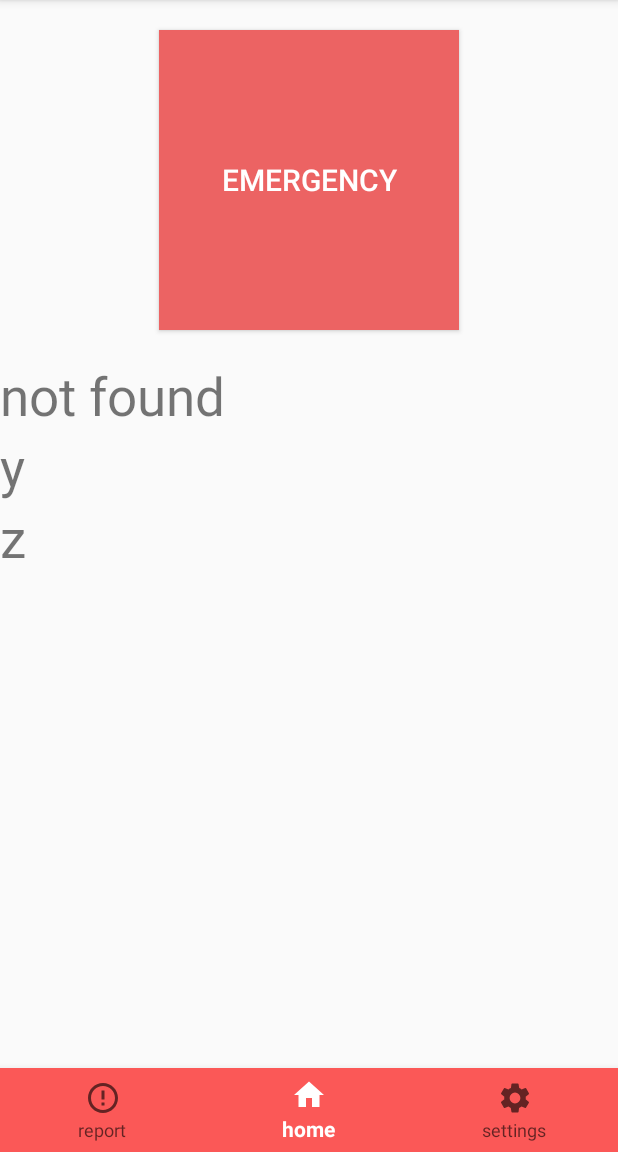
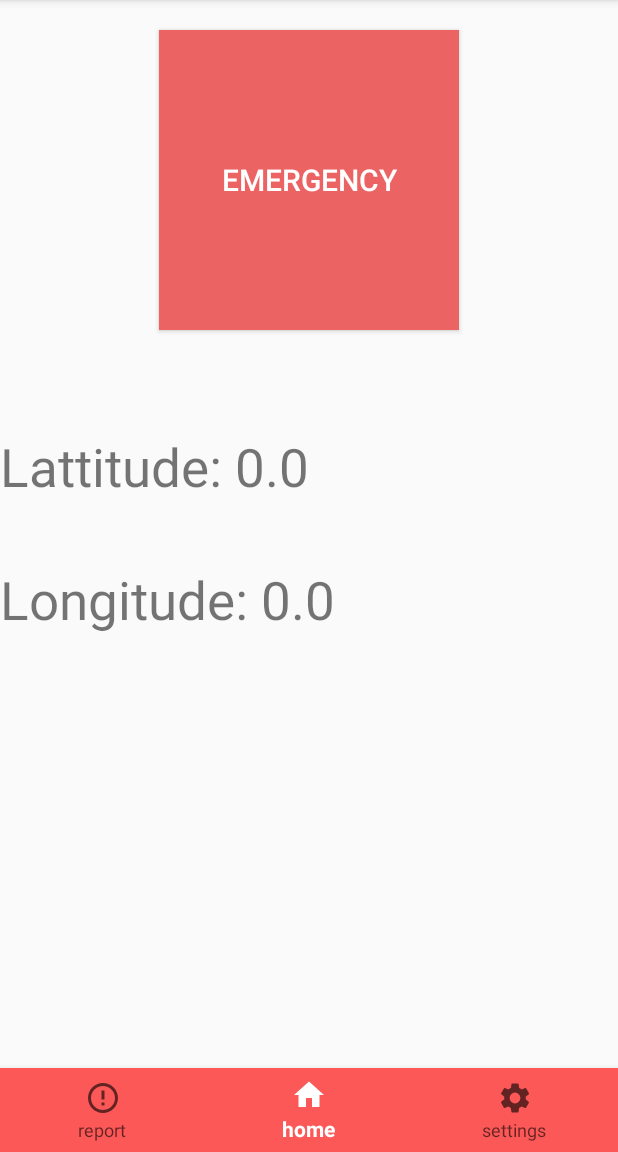
Before and after one commit to Farhad-Uz-Zaman/womanSafetyApp, an Android app: the home screen opened directly, with no data from a screen before it, on a phone screen of 412 x 824 dp, the part 84-1236 px from its top. Run offline under Robolectric (Android 15) with nearby library versions, the phone set to English and light mode, and no system bars; our stand-ins replace Firebase (no records; nobody signed in at launch, a user with empty details on screens opened directly); 2 statements that could not run were skipped.

Commit message:
Latittude+Longitude

```diff
--- a/app/src/main/AndroidManifest.xml
+++ b/app/src/main/AndroidManifest.xml
@@ -8,6 +8,8 @@
     <uses-permission android:name="android.permission.WRITE_EXTERNAL_STORAGE"/>
     <uses-permission android:name="android.permission.READ_EXTERNAL_STORAGE"/>
     <uses-permission android:name="android.permission.FLASHLIGHT" />
+    <uses-permission android:name="android.permission.ACCESS_FINE_LOCATION"/>
+    <uses-permission android:name="android.permission.ACCESS_COARSE_LOCATION"/>
 
     <uses-feature
         android:name="android.hardware.camera"
--- a/app/src/main/java/com/example/womansafetyapp/home.java
+++ b/app/src/main/java/com/example/womansafetyapp/home.java
@@ -1,6 +1,7 @@
 package com.example.womansafetyapp;
 
 import android.Manifest;
+import android.annotation.SuppressLint;
 import android.app.AlertDialog;
 import android.content.Context;
 import android.content.Intent;
@@ -11,6 +12,9 @@ import android.hardware.SensorEventListener;
 import android.hardware.SensorManager;
 import android.hardware.camera2.CameraAccessException;
 import android.hardware.camera2.CameraManager;
+import android.location.Location;
+import android.location.LocationListener;
+import android.location.LocationManager;
 import android.media.MediaPlayer;
 import android.media.MediaRecorder;
 import android.os.Build;
@@ -49,26 +53,27 @@ import java.util.Date;
 /**
  * A simple {@link Fragment} subclass.
  */
-public class home extends Fragment implements SensorEventListener {
+public class home extends Fragment implements SensorEventListener, LocationListener {
 
     private static final String tag = "home";
-    TextView xval,yval,zval;
+    TextView xval, yval, zval;
     private SensorManager sensorManager;
     private Sensor accel;
-    private boolean accelAvail , isitnotfirsttime = false;
+    private boolean accelAvail, isitnotfirsttime = false;
 
-    private float xcurrent,ycurrent,zcurrent;
-    private float xlast,ylast,zlast;
-    private float xDiff,yDiff,zDiff;
+    private float xcurrent, ycurrent, zcurrent;
+    private float xlast, ylast, zlast;
+    private float xDiff, yDiff, zDiff;
     private float threshold = 9.66f;
-    int state=0;
+    int state = 0;
     private Vibrator vibrates;
     private DatabaseReference ref;
-    String contact="+8801973376517";
-    String msg="Safety app test";
+    String contact = "+8801973376517";
     String email;
+    double lattitude, longitude;
+    String msg = "I am in danger.Latitude: "+Double.toString(lattitude)+" Longitude: "+Double.toString(longitude);
 
-
+    LocationManager locationManager;
 
 
     private MediaRecorder record;
@@ -79,7 +84,7 @@ public class home extends Fragment implements SensorEventListener {
             Manifest.permission.WRITE_EXTERNAL_STORAGE
     };
 
-    private float accellast,accelval,shake;
+    private float accellast, accelval, shake;
     private Button emergency;
     View view;
 
@@ -105,11 +110,22 @@ public class home extends Fragment implements SensorEventListener {
     public View onCreateView(LayoutInflater inflater, ViewGroup container,
                              Bundle savedInstanceState) {
         // Inflate the layout for this fragment
-        View view =  inflater.inflate(R.layout.fragment_home, container, false);
-        emergency=(Button)view.findViewById(R.id.emergencyButton);
+
+        View view = inflater.inflate(R.layout.fragment_home, container, false);
+        emergency = (Button) view.findViewById(R.id.emergencyButton);
         xval = (TextView) view.findViewById(R.id.xValue);
         yval = (TextView) view.findViewById(R.id.yValue);
         zval = (TextView) view.findViewById(R.id.zValue);
+          locationManager = (LocationManager) getActivity().getSystemService(Context.LOCATION_SERVICE);
+
+
+
+        @SuppressLint("MissingPermission") Location location = locationManager.getLastKnownLocation(locationManager.NETWORK_PROVIDER);
+       onLocationChanged(location);
+
+
+
+
 
         ref= FirebaseDatabase.getInstance().getReference().child("Contacts");
 
@@ -138,7 +154,7 @@ public class home extends Fragment implements SensorEventListener {
             accelAvail = true;
         }
         else {
-            xval.setText("not found");
+           // xval.setText("not found");
             accelAvail = false;
         }
 
@@ -273,9 +289,9 @@ public class home extends Fragment implements SensorEventListener {
     public void onSensorChanged(SensorEvent event) {
         // MediaPlayer mm = MediaPlayer.create(this, R.raw.buzzer);
 
-        xval.setText("X : " +event.values[0]);
-        yval.setText("Y : " +event.values[1]);
-        zval.setText("Z : " +event.values[2]);
+       // xval.setText("X : " +event.values[0]);
+      // yval.setText("Y : " +event.values[1]);
+      // zval.setText("Z : " +event.values[2]);
 
         xcurrent = event.values[0];
         ycurrent = event.values[1];
@@ -363,4 +379,28 @@ public class home extends Fragment implements SensorEventListener {
     }
 
 
+    @Override
+    public void onLocationChanged(Location location) {
+         longitude=location.getLongitude();
+         lattitude=location.getLatitude();
+       zval.setText("Longitude: "+longitude+"\n") ;
+        yval.setText("Lattitude: "+lattitude+"\n") ;
+
+
+    }
+
+    @Override
+    public void onStatusChanged(String provider, int status, Bundle extras) {
+
+    }
+
+    @Override
+    public void onProviderEnabled(String provider) {
+
+    }
+
+    @Override
+    public void onProviderDisabled(String provider) {
+
+    }
 }
--- a/app/src/main/res/layout/fragment_home.xml
+++ b/app/src/main/res/layout/fragment_home.xml
@@ -27,7 +27,7 @@
             android:layout_width="380dp"
             android:layout_height="wrap_content"
             android:textSize="16pt"
-            android:text="x"/>
+            android:text=""/>
 
         <TextView
             android:id="@+id/yValue"
@@ -35,7 +35,7 @@
             android:layout_width="380dp"
             android:layout_height="wrap_content"
             android:textSize="16pt"
-            android:text="y"/>
+            android:text=""/>
 
         <TextView
             android:id="@+id/zValue"
@@ -43,7 +43,7 @@
             android:layout_width="380dp"
             android:layout_height="wrap_content"
             android:textSize="16pt"
-            android:text="z"/>
+            android:text=""/>
     </RelativeLayout>
 
 
```
